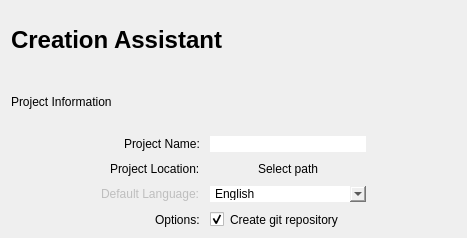
The window that src/components/creation-assistant/creationassistant.ui (RapidWebForge/RapidWebForgeApp) describes before a commit, drawn with Qt 5.
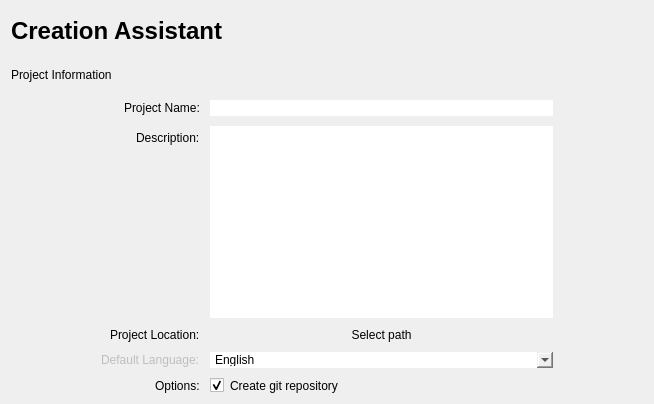
The same window after the commit.

Commit message: feat: edit description project

```diff
--- a/src/components/creation-assistant/creationassistant.ui
+++ b/src/components/creation-assistant/creationassistant.ui
@@ -12,8 +12,8 @@
    <rect>
     <x>0</x>
     <y>0</y>
-    <width>467</width>
-    <height>238</height>
+    <width>654</width>
+    <height>404</height>
    </rect>
   </property>
   <property name="windowTitle">
@@ -117,21 +117,6 @@
       <property name="bottomMargin">
        <number>0</number>
       </property>
-      <item row="1" column="0">
-       <widget class="QLabel" name="projectNameLabel">
-        <property name="font">
-         <font>
-          <bold>false</bold>
-          <underline>false</underline>
-          <strikeout>false</strikeout>
-          <stylestrategy>PreferDefault</stylestrategy>
-         </font>
-        </property>
-        <property name="text">
-         <string>Project Name:</string>
-        </property>
-       </widget>
-      </item>
       <item row="1" column="1">
        <widget class="QLineEdit" name="projectNameLineEdit">
         <property name="styleSheet">
@@ -139,7 +124,7 @@
         </property>
        </widget>
       </item>
-      <item row="2" column="0">
+      <item row="3" column="0">
        <widget class="QLabel" name="projectLocationLabel">
         <property name="font">
          <font>
@@ -154,7 +139,7 @@
         </property>
        </widget>
       </item>
-      <item row="2" column="1">
+      <item row="3" column="1">
        <widget class="QPushButton" name="browseButton">
         <property name="sizePolicy">
          <sizepolicy hsizetype="Expanding" vsizetype="Fixed">
@@ -187,7 +172,7 @@
         </property>
        </widget>
       </item>
-      <item row="3" column="0">
+      <item row="4" column="0">
        <widget class="QLabel" name="defaultLanguageLabel">
         <property name="enabled">
          <bool>false</bool>
@@ -205,7 +190,7 @@
         </property>
        </widget>
       </item>
-      <item row="3" column="1">
+      <item row="4" column="1">
        <widget class="QComboBox" name="defaultLanguageComboBox">
         <property name="enabled">
          <bool>true</bool>
@@ -230,8 +215,8 @@
         </item>
        </widget>
       </item>
-      <item row="4" column="0">
-       <widget class="QLabel" name="label">
+      <item row="5" column="0">
+       <widget class="QLabel" name="optionsLabel">
         <property name="font">
          <font>
           <bold>false</bold>
@@ -245,7 +230,7 @@
         </property>
        </widget>
       </item>
-      <item row="4" column="1">
+      <item row="5" column="1">
        <widget class="QCheckBox" name="createGitRepoCheckBox">
         <property name="font">
          <font>
@@ -263,6 +248,38 @@
         </property>
        </widget>
       </item>
+      <item row="1" column="0">
+       <widget class="QLabel" name="projectNameLabel">
+        <property name="font">
+         <font>
+          <bold>false</bold>
+          <underline>false</underline>
+          <strikeout>false</strikeout>
+          <stylestrategy>PreferDefault</stylestrategy>
+         </font>
+        </property>
+        <property name="text">
+         <string>Project Name:</string>
+        </property>
+       </widget>
+      </item>
+      <item row="2" column="0">
+       <widget class="QLabel" name="descriptionLabel">
+        <property name="text">
+         <string>Description:</string>
+        </property>
+       </widget>
+      </item>
+      <item row="2" column="1">
+       <widget class="QPlainTextEdit" name="descriptionPlainTextEdit">
+        <property name="sizePolicy">
+         <sizepolicy hsizetype="Expanding" vsizetype="Expanding">
+          <horstretch>0</horstretch>
+          <verstretch>0</verstretch>
+         </sizepolicy>
+        </property>
+       </widget>
+      </item>
      </layout>
     </widget>
    </item>
```
The commit also changes 12 other files.
